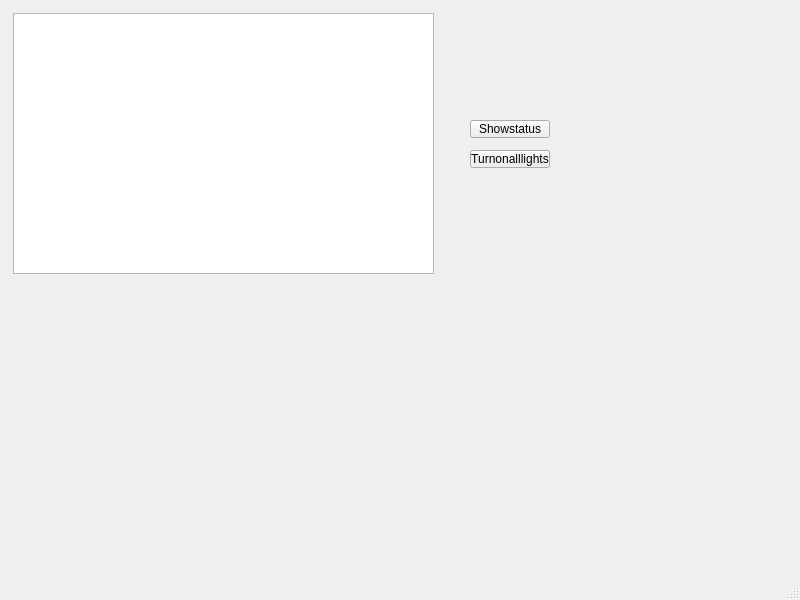
Above: Smart-home/mainwindow.ui from jjoellie/Cpp_project_smart-home before the change. Below: the same form after it.
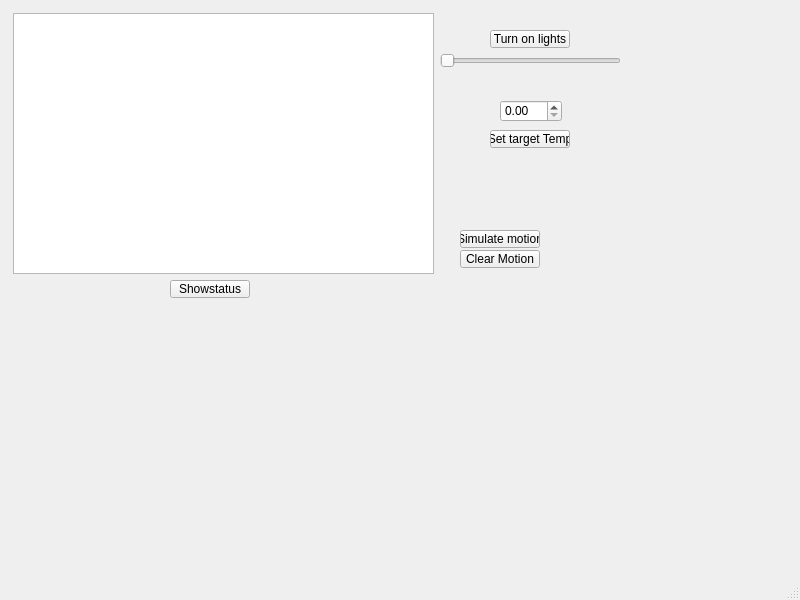
That is the form after the change.

Commit message: buttons en sliders toegevoegd

```diff
--- a/Smart-home/mainwindow.ui
+++ b/Smart-home/mainwindow.ui
@@ -27,8 +27,8 @@
    <widget class="QPushButton" name="btnShow">
     <property name="geometry">
      <rect>
-      <x>470</x>
-      <y>120</y>
+      <x>170</x>
+      <y>280</y>
       <width>80</width>
       <height>18</height>
      </rect>
@@ -40,14 +40,76 @@
    <widget class="QPushButton" name="btnLightsOn">
     <property name="geometry">
      <rect>
-      <x>470</x>
-      <y>150</y>
+      <x>490</x>
+      <y>30</y>
       <width>80</width>
       <height>18</height>
      </rect>
     </property>
     <property name="text">
-     <string>Turnonalllights</string>
+     <string>Turn on lights</string>
+    </property>
+   </widget>
+   <widget class="QSlider" name="sliderBrightness">
+    <property name="geometry">
+     <rect>
+      <x>440</x>
+      <y>50</y>
+      <width>181</width>
+      <height>21</height>
+     </rect>
+    </property>
+    <property name="orientation">
+     <enum>Qt::Orientation::Horizontal</enum>
+    </property>
+   </widget>
+   <widget class="QDoubleSpinBox" name="spinTargetTemp">
+    <property name="geometry">
+     <rect>
+      <x>500</x>
+      <y>100</y>
+      <width>62</width>
+      <height>22</height>
+     </rect>
+    </property>
+   </widget>
+   <widget class="QPushButton" name="btnSetTemp">
+    <property name="geometry">
+     <rect>
+      <x>490</x>
+      <y>130</y>
+      <width>80</width>
+      <height>18</height>
+     </rect>
+    </property>
+    <property name="text">
+     <string>Set target Temp</string>
+    </property>
+   </widget>
+   <widget class="QPushButton" name="btnSimulateMotion">
+    <property name="geometry">
+     <rect>
+      <x>460</x>
+      <y>230</y>
+      <width>80</width>
+      <height>18</height>
+     </rect>
+    </property>
+    <property name="text">
+     <string>Simulate motion</string>
+    </property>
+   </widget>
+   <widget class="QPushButton" name="btnClearMotion">
+    <property name="geometry">
+     <rect>
+      <x>460</x>
+      <y>250</y>
+      <width>80</width>
+      <height>18</height>
+     </rect>
+    </property>
+    <property name="text">
+     <string>Clear Motion</string>
     </property>
    </widget>
   </widget>
```
